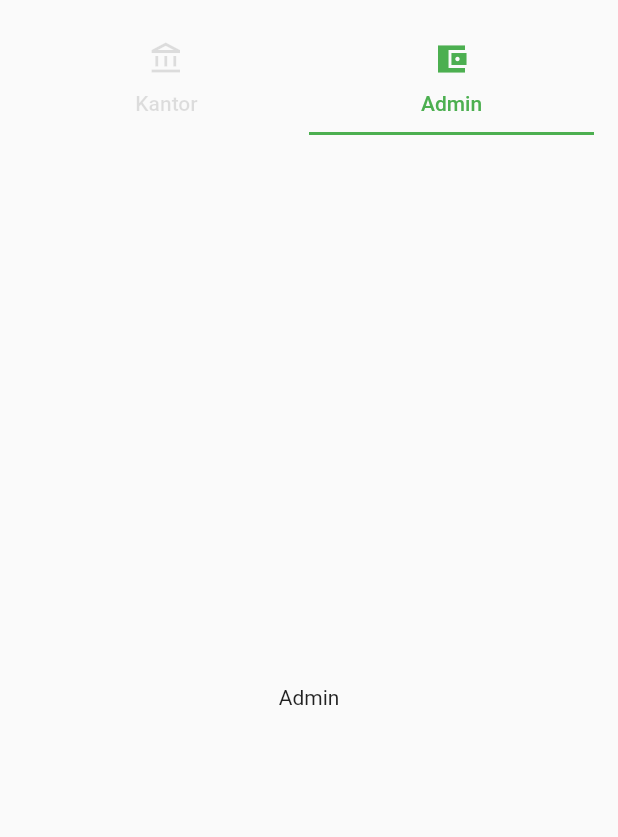
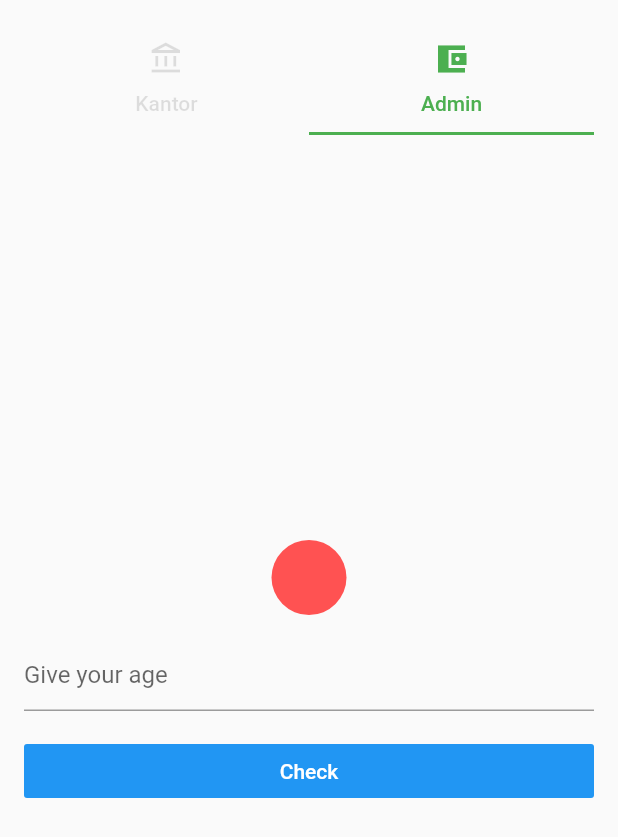
Before and after one commit to sandisundawa/BelajarFlutter, a Flutter app: the DetailScreen screen opened directly, tab 2 chosen, on a phone screen of 412 x 824 dp. Shown: the top 837 px of the screen. Run offline on Flutter 3.47's test engine with Material 2 defaults, Android fonts, the phone set to English and light mode, and no system bars; our stand-ins replace shared_preferences; accounts and stored records are empty; network calls fail.

Commit message:
add example provider

```diff
--- a/lib/detail_screen.dart
+++ b/lib/detail_screen.dart
@@ -1,4 +1,5 @@
 import 'package:flutter/material.dart';
+import 'package:flutter_demo/eligiblity_screen.dart';
 import 'package:flutter_demo/kantor_screen.dart';
 
 class DetailScreen extends StatefulWidget {
@@ -13,7 +14,7 @@ class _DetailScreenState extends State<DetailScreen> {
 
   final tabs = [
     KantorScreen(),
-    Center(child: Text("Admin")),
+    EligiblityScreen()
   ];
 
   @override
--- /dev/null
+++ b/lib/eligiblity_screen.dart
@@ -0,0 +1,77 @@
+import 'package:flutter/cupertino.dart';
+import 'package:flutter/material.dart';
+import 'package:provider/provider.dart';
+
+import 'eligiblity_screen_provider.dart';
+
+class EligiblityScreen extends StatelessWidget {
+  final ageController = TextEditingController();
+
+  @override
+  Widget build(BuildContext context) {
+    return ChangeNotifierProvider<EligiblityScreenProvider>(
+        create: (context) => EligiblityScreenProvider(),
+        child: Builder(
+            builder: (context) {
+
+              return Scaffold(
+                body: Container(
+                  padding: EdgeInsets.all(16),
+                  child: Form(
+                      child: Consumer<EligiblityScreenProvider>(
+                        builder: (context, provider, child){
+                          return Column(
+                            mainAxisAlignment: MainAxisAlignment.center,
+                            children: <Widget>[
+                              Container(
+                                decoration: BoxDecoration(
+                                    shape: BoxShape.circle,
+
+                                    //if isEligible is null then set orange color else if it is true then set green else red
+                                    color: (provider.isEligible == null) ? Colors.orangeAccent : provider.isEligible ? Colors.green : Colors.redAccent
+                                ),
+                                height: 50,
+                                width: 50,
+                              ),
+
+                              SizedBox(height: 16,),
+
+                              TextFormField(
+                                controller: ageController,
+                                decoration: InputDecoration(
+                                  hintText: "Give your age",
+                                ),
+                              ),
+                              SizedBox(height: 16,),
+                              Container(
+                                width: double.infinity,
+                                child: FlatButton(
+                                  child: Text("Check"),
+                                  color: Colors.blue,
+                                  textColor: Colors.white,
+                                  onPressed: (){
+
+                                    //getting the text from TextField and converting it into int
+                                    final int age = int.parse(ageController.text.trim());
+
+                                    //Calling the method from provider.
+                                    provider.checkEligiblity(age);
+                                  },
+                                ),
+                              ),
+                              SizedBox(height: 16,),
+
+                              Text(provider.eligiblityMessage)
+
+                            ],
+                          );
+                        },
+                      )
+                  ),
+                ),
+              );
+            }
+        )
+    );
+  }
+}
--- /dev/null
+++ b/lib/eligiblity_screen_provider.dart
@@ -0,0 +1,37 @@
+import 'package:flutter/cupertino.dart';
+
+class EligiblityScreenProvider extends ChangeNotifier{
+  String _eligiblityMessage = "";
+  bool _isEligible = false;
+  void checkEligiblity(int age){
+    if(age >= 18)
+      eligibleForLicense();
+    else
+      notEligibleForLicense();
+  }
+
+  void eligibleForLicense(){
+    _eligiblityMessage = "You are eligible to apply for Driving License";
+    _isEligible = true;
+
+    //Call this whenever there is some change in any field of change notifier.
+    notifyListeners();
+  }
+
+
+  void notEligibleForLicense(){
+    _eligiblityMessage = "You are not eligible to apply for Driving License";
+    _isEligible = false;
+
+    //Call this whenever there is some change in any field of change notifier.
+    notifyListeners();
+  }
+
+  //Getter for Eligiblity message
+  String get eligiblityMessage => _eligiblityMessage;
+
+  //Getter for Eligiblity flag
+  bool get isEligible => _isEligible;
+
+
+}
--- a/lib/list_screen.dart
+++ b/lib/list_screen.dart
@@ -1,4 +1,5 @@
 import 'package:flutter/material.dart';
+import 'package:flutter_demo/shared_pref.dart';
 
 import 'detail_screen.dart';
 import 'identity.dart';
@@ -11,7 +12,7 @@ class ListScreen extends StatefulWidget {
 }
 
 class _ListScreenState extends State<ListScreen> {
-
+  SharedPref pref = SharedPref();
 
   @override
   Widget build(BuildContext context) {
--- a/lib/main.dart
+++ b/lib/main.dart
@@ -1,5 +1,7 @@
 import 'package:flutter/material.dart';
 import 'package:flutter_demo/home_screen.dart';
+import 'package:flutter_demo/identity.dart';
+import 'package:flutter_demo/shared_pref.dart';
 
 void main() {
   runApp(const MyApp());
@@ -49,6 +51,7 @@ class MyHomePage extends StatefulWidget {
 }
 
 class _MyHomePageState extends State<MyHomePage> {
+  SharedPref pref = SharedPref();
   int _counter = 0;
   int _testCounter = 1;
   bool _isObscure = true;
@@ -136,6 +139,8 @@ class _MyHomePageState extends State<MyHomePage> {
                 ElevatedButton(
                   onPressed: () {
                     if (usernameController.text.isNotEmpty && passwordController.text.isNotEmpty) {
+                      var iden = Identity(nama: "Sandi", alamat: "Bandung", umur: "20");
+                      pref.save("sharing", iden);
                       print("${usernameController.text} dan ${passwordController.text}");
                       Navigator.push(
                         context,
--- a/lib/response.dart
+++ b/lib/response.dart
@@ -7,11 +7,11 @@ class Response {
 
   const Response({required this.page, required this.total, required this.data});
 
-  factory Response.fromJson(dynamic json) {
+  factory Response.fromJson(Map<String, dynamic> json) {
     return Response(
       page: json['page'],
       total: json['total'],
-      data: (json['data'] as List)?.map((c) => Data.fromJson(c))?.toList() ??
+      data: (json['data'] as List).map((c) => Data.fromJson(c)).toList() ??
           List.empty()
     );
   }
--- a/pubspec.yaml
+++ b/pubspec.yaml
@@ -37,6 +37,7 @@ dependencies:
   http: ^0.13.4
   flutter_native_splash: ^2.2.4
   provider: ^6.0.3
+  shared_preferences: ^2.0.15
 
 dev_dependencies:
   flutter_test:
```
Also changed, not shown: lib/kantor_screen.dart (+4 -4 lines), lib/shared_pref.dart (added, +20 -0 lines), pubspec.lock.
